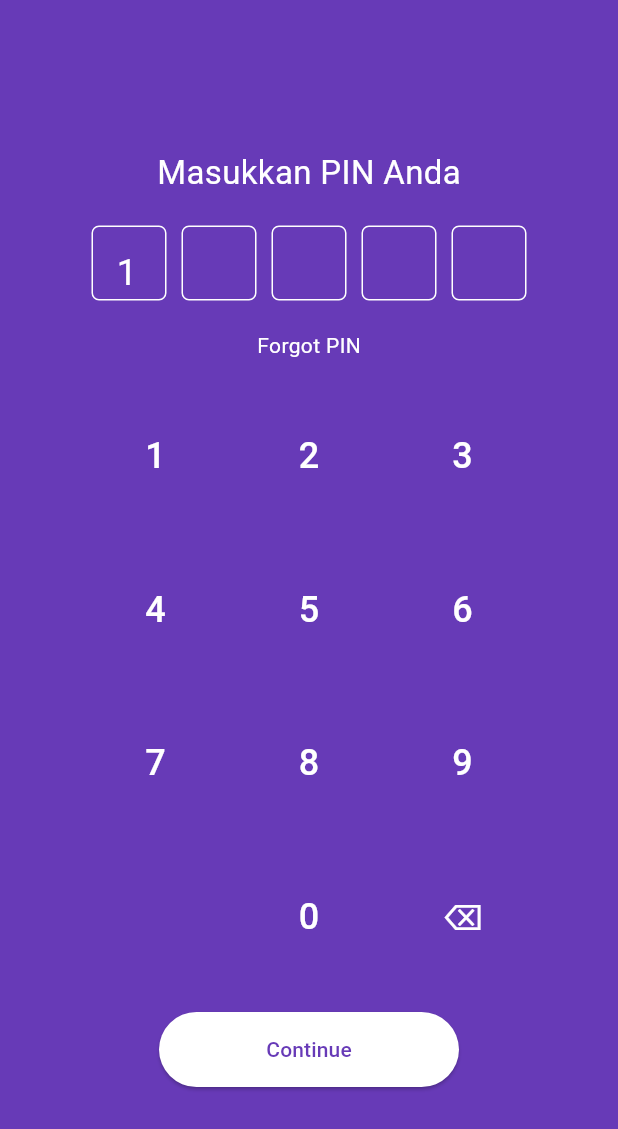
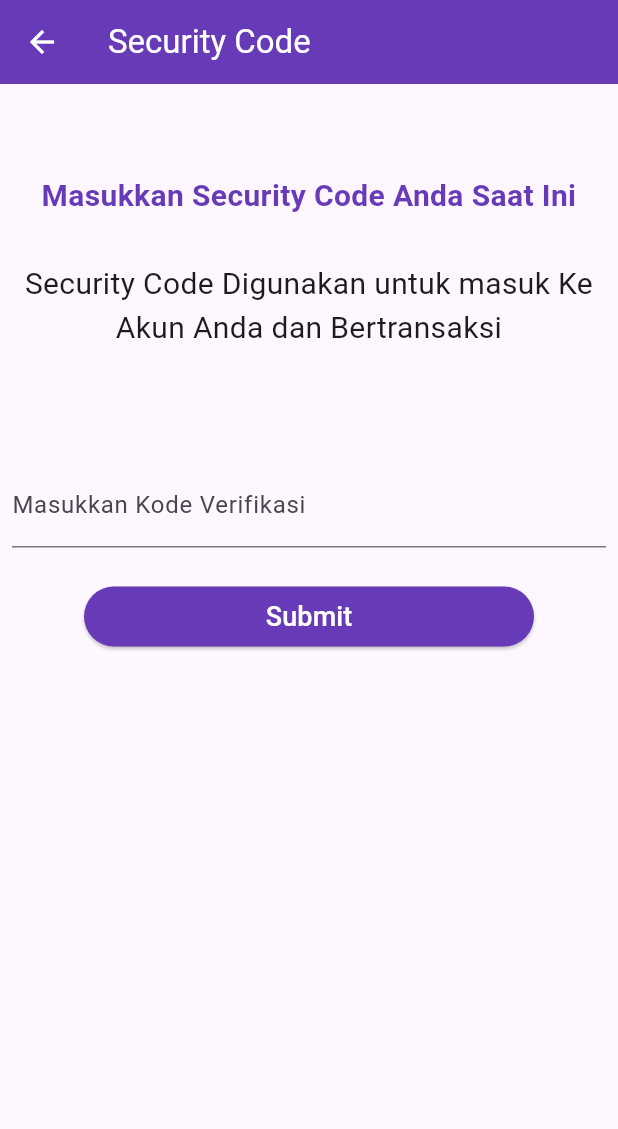
Before and after one commit to johnalpha12/TugasMobileEmoney, a Flutter app: the PasswordComponen screen opened directly, after a tap on an icon or button, on a phone screen of 412 x 824 dp. Shown: the top 1129 px of the screen. Run offline on Flutter 3.47's test engine with Material 3 defaults, Android fonts, the phone set to English and light mode, and no system bars.

Commit message:
penambahan security code

```diff
--- /dev/null
+++ b/lib/HalamanUtama.dart
@@ -0,0 +1,24 @@
+import 'package:flutter/material.dart';
+
+class HalamanUtama extends StatefulWidget {
+  const HalamanUtama({super.key});
+  @override
+  State<HalamanUtama> createState() => _HalamanUtamaState();
+}
+
+class _HalamanUtamaState extends State<HalamanUtama> {
+  @override
+  Widget build(BuildContext context) {
+    return Scaffold(
+      appBar: AppBar(
+        title: const Text('HalamanUtama'),
+      ),
+      body: Column(
+        children: [
+          Text("hello "),
+          Container(),
+        ],
+      ),
+    );
+  }
+}
--- /dev/null
+++ b/lib/SecurtyCode.dart
@@ -0,0 +1,87 @@
+import 'package:flutter/material.dart';
+import 'HalamanUtama.dart';
+
+class SecurtyCode extends StatefulWidget {
+  const SecurtyCode({super.key});
+
+  @override
+  State<SecurtyCode> createState() => _SecurtyCodeState();
+}
+
+class _SecurtyCodeState extends State<SecurtyCode> {
+  @override
+  Widget build(BuildContext context) {
+    return MaterialApp(
+      home: Scaffold(
+        appBar: AppBar(
+          backgroundColor: Colors.deepPurple,
+          leading: IconButton(
+            icon: Icon(Icons.arrow_back),
+            onPressed: () {
+              Navigator.pop(context);
+            },
+            color: Colors.white,
+          ),
+          title: const Text(
+            "Security Code",
+            style: TextStyle(color: Colors.white),
+          ),
+        ),
+        body: Center(
+          child: Column(
+            crossAxisAlignment: CrossAxisAlignment.center,
+            children: [
+              SizedBox(height: 60),
+              Text(
+                "Masukkan Security Code Anda Saat Ini",
+                style: TextStyle(
+                  color: Colors.deepPurple,
+                  fontWeight: FontWeight.bold,
+                  fontSize: 20,
+                ),
+                textAlign: TextAlign.center,
+              ),
+              SizedBox(height: 30),
+              Text(
+                "Security Code Digunakan untuk masuk Ke Akun Anda dan Bertransaksi",
+                style: TextStyle(fontSize: 20),
+                textAlign: TextAlign.center,
+              ),
+              SizedBox(height: 60),
+              Padding(
+                padding: EdgeInsets.symmetric(horizontal: 8, vertical: 16),
+                child: TextFormField(
+                  decoration: InputDecoration(
+                    border: UnderlineInputBorder(),
+                    floatingLabelAlignment: FloatingLabelAlignment.center,
+                    labelText: "Masukkan Kode Verifikasi",
+                  ),
+                ),
+              ),
+              SizedBox(height: 10),
+              SizedBox(
+                width: 300,
+                height: 40,
+                child: ElevatedButton(
+                  style: ElevatedButton.styleFrom(
+                    backgroundColor: Colors.deepPurple,
+                  ),
+                  onPressed: () {
+                    Navigator.push(
+                      context,
+                      MaterialPageRoute(builder: (context) => HalamanUtama()),
+                    );
+                  },
+                  child: Text(
+                    "Submit",
+                    style: TextStyle(color: Colors.white, fontSize: 18),
+                  ),
+                ),
+              ),
+            ],
+          ),
+        ),
+      ),
+    );
+  }
+}
--- a/lib/main.dart
+++ b/lib/main.dart
@@ -1,5 +1,5 @@
 import 'package:flutter/material.dart';
-import 'screen.dart'; // splash screen pertama
+import 'screen.dart';
 
 void main() {
   runApp(const MyApp());
--- a/lib/password.dart
+++ b/lib/password.dart
@@ -1,4 +1,5 @@
 import 'package:flutter/material.dart';
+import 'SecurtyCode.dart';
 
 class Password extends StatelessWidget {
   @override
@@ -157,7 +158,10 @@ class _PasswordComponenState extends State<PasswordComponen> {
         padding: EdgeInsets.all(0),
         minimumSize: Size(60, 60),
       ),
-      onPressed: onPressed,
+      onPressed: () {
+        Navigator.push(context,
+        MaterialPageRoute(builder: (context) => SecurtyCode()));
+      },
       child: Text(
         text,
         style: TextStyle(fontSize: 24),
```
